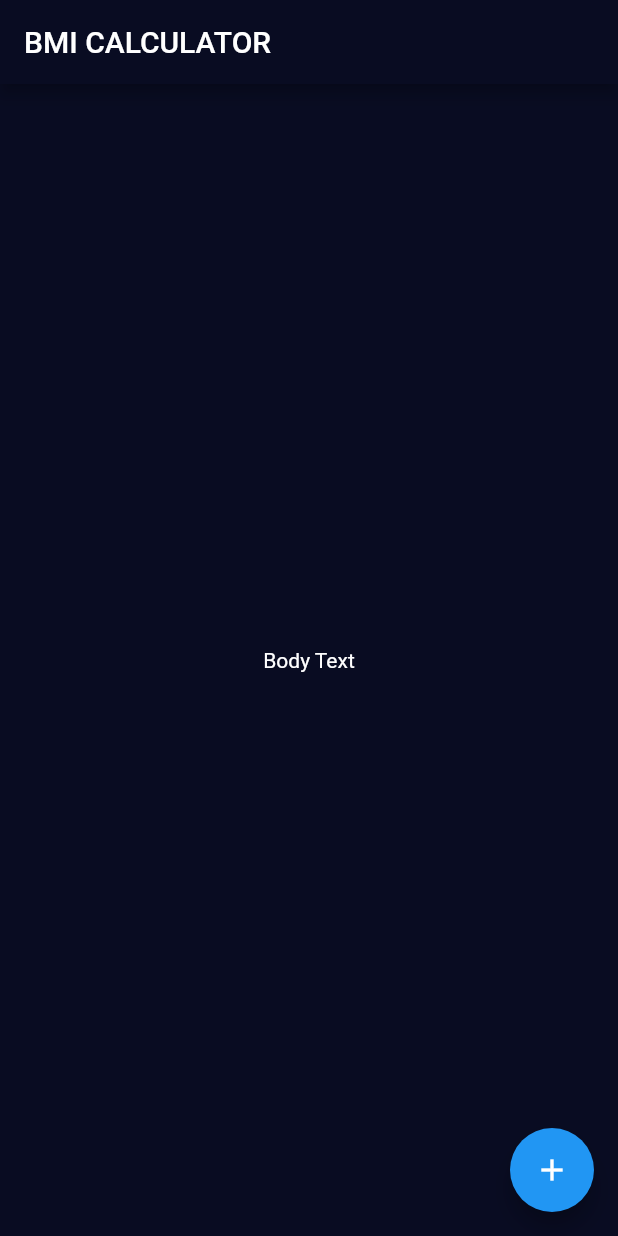
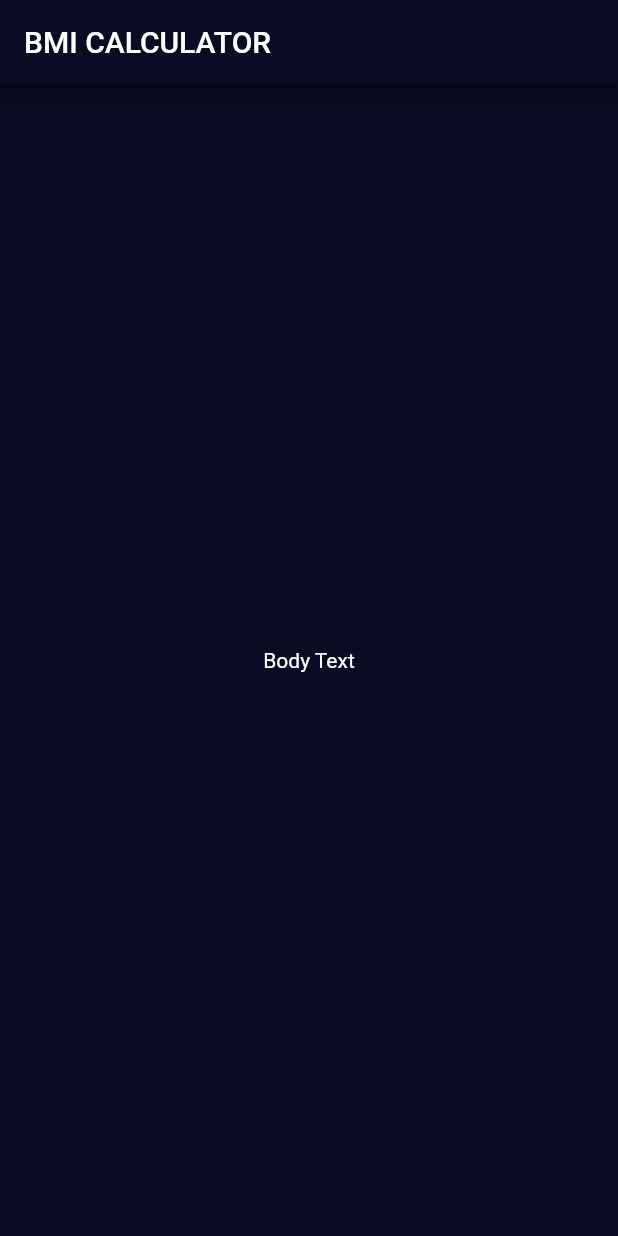
Before and after one commit to Sherry-jsp/BMI_calculator, a Flutter app: the screen it shows after launch, on a phone screen of 412 x 824 dp. Run offline on Flutter 3.47's test engine with Material 2 defaults, Android fonts, the phone set to English and light mode, and no system bars.

Commit message:
creating input_page.dart

```diff
--- /dev/null
+++ b/lib/input_page.dart
@@ -0,0 +1,22 @@
+import 'package:flutter/material.dart';
+
+class InputPage extends StatefulWidget {
+  const InputPage({super.key});
+
+  @override
+  _InputPageState createState() => _InputPageState();
+}
+
+class _InputPageState extends State<InputPage> {
+  @override
+  Widget build(BuildContext context) {
+    return Scaffold(
+      appBar: AppBar(
+        title: Text('BMI CALCULATOR'),
+      ),
+      body: Center(
+        child: Text('Body Text'),
+      ),
+    );
+  }
+}
--- a/lib/main.dart
+++ b/lib/main.dart
@@ -1,44 +1,21 @@
 import 'package:flutter/material.dart';
+import 'input_page.dart';
 
 void main() => runApp(BMICalculator());
 
 class BMICalculator extends StatelessWidget {
+  const BMICalculator({super.key});
+
   @override
   Widget build(BuildContext context) {
     return MaterialApp(
-      theme: ThemeData(
-        appBarTheme: AppBarTheme(
-          color: Color(0xFF090C22),
+      theme: ThemeData.dark().copyWith(
+        appBarTheme: const AppBarTheme(
+            color: Color(0xFF090C22),
         ),
-        scaffoldBackgroundColor: Color(0xFF090C22),
-        textTheme: TextTheme(
-          bodyMedium: TextStyle(color: Colors.white),
-        ),
+        scaffoldBackgroundColor: Color(0xFF090c22),
       ),
       home: InputPage(),
     );
   }
 }
-
-class InputPage extends StatefulWidget {
-  @override
-  _InputPageState createState() => _InputPageState();
-}
-
-class _InputPageState extends State<InputPage> {
-  @override
-  Widget build(BuildContext context) {
-    return Scaffold(
-      appBar: AppBar(
-        title: Text('BMI CALCULATOR'),
-      ),
-      body: Center(
-        child: Text('Body Text'),
-      ),
-      floatingActionButton: FloatingActionButton(
-        onPressed: () {},
-        child: Icon(Icons.add),
-      ),
-    );
-  }
-}
```
